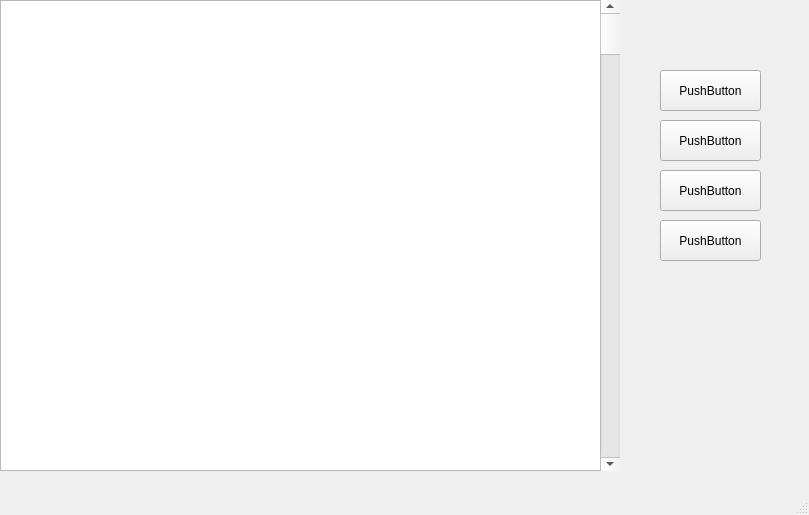
Above: ToDOlist/mainwindow.ui from Harambl/ToDoList before the change. Below: the same form after it.
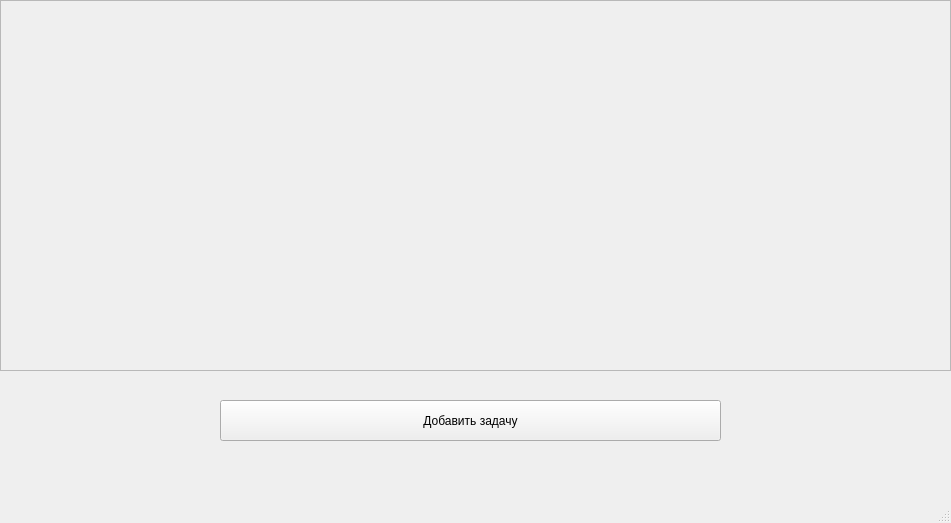
That is the form after the change.

The edit to the form file:
```diff
--- a/ToDOlist/mainwindow.ui
+++ b/ToDOlist/mainwindow.ui
@@ -6,87 +6,66 @@
    <rect>
     <x>0</x>
     <y>0</y>
-    <width>809</width>
-    <height>515</height>
+    <width>951</width>
+    <height>523</height>
    </rect>
   </property>
+  <property name="minimumSize">
+   <size>
+    <width>951</width>
+    <height>523</height>
+   </size>
+  </property>
+  <property name="maximumSize">
+   <size>
+    <width>951</width>
+    <height>523</height>
+   </size>
+  </property>
   <property name="windowTitle">
    <string>TDList</string>
   </property>
   <widget class="QWidget" name="centralwidget">
-   <widget class="QPushButton" name="pushButton">
-    <property name="geometry">
-     <rect>
-      <x>660</x>
-      <y>70</y>
-      <width>101</width>
-      <height>41</height>
-     </rect>
-    </property>
-    <property name="text">
-     <string>PushButton</string>
-    </property>
-   </widget>
-   <widget class="QPushButton" name="pushButton_2">
-    <property name="geometry">
-     <rect>
-      <x>660</x>
-      <y>120</y>
-      <width>101</width>
-      <height>41</height>
-     </rect>
-    </property>
-    <property name="text">
-     <string>PushButton</string>
-    </property>
-   </widget>
-   <widget class="QPushButton" name="pushButton_3">
-    <property name="geometry">
-     <rect>
-      <x>660</x>
-      <y>170</y>
-      <width>101</width>
-      <height>41</height>
-     </rect>
-    </property>
-    <property name="text">
-     <string>PushButton</string>
-    </property>
-   </widget>
-   <widget class="QPushButton" name="pushButton_4">
-    <property name="geometry">
-     <rect>
-      <x>660</x>
-      <y>220</y>
-      <width>101</width>
-      <height>41</height>
-     </rect>
-    </property>
-    <property name="text">
-     <string>PushButton</string>
-    </property>
-   </widget>
-   <widget class="QListWidget" name="listWidget">
+   <widget class="QWidget" name="horizontalLayoutWidget">
     <property name="geometry">
      <rect>
       <x>0</x>
       <y>0</y>
-      <width>601</width>
-      <height>471</height>
+      <width>951</width>
+      <height>371</height>
      </rect>
     </property>
+    <layout class="QVBoxLayout" name="TaskLayout">
+     <item>
+      <widget class="QScrollArea" name="scrollArea">
+       <property name="widgetResizable">
+        <bool>true</bool>
+       </property>
+       <widget class="QWidget" name="scrollAreaWidgetContents">
+        <property name="geometry">
+         <rect>
+          <x>0</x>
+          <y>0</y>
+          <width>947</width>
+          <height>367</height>
+         </rect>
+        </property>
+       </widget>
+      </widget>
+     </item>
+    </layout>
    </widget>
-   <widget class="QScrollBar" name="verticalScrollBar">
+   <widget class="QPushButton" name="AddButton">
     <property name="geometry">
      <rect>
-      <x>600</x>
-      <y>0</y>
-      <width>20</width>
-      <height>471</height>
+      <x>220</x>
+      <y>400</y>
+      <width>501</width>
+      <height>41</height>
      </rect>
     </property>
-    <property name="orientation">
-     <enum>Qt::Orientation::Vertical</enum>
+    <property name="text">
+     <string>Добавить задачу</string>
     </property>
    </widget>
   </widget>
```
Left out of the diff: 2 changed lines with no effect on the pictures.
